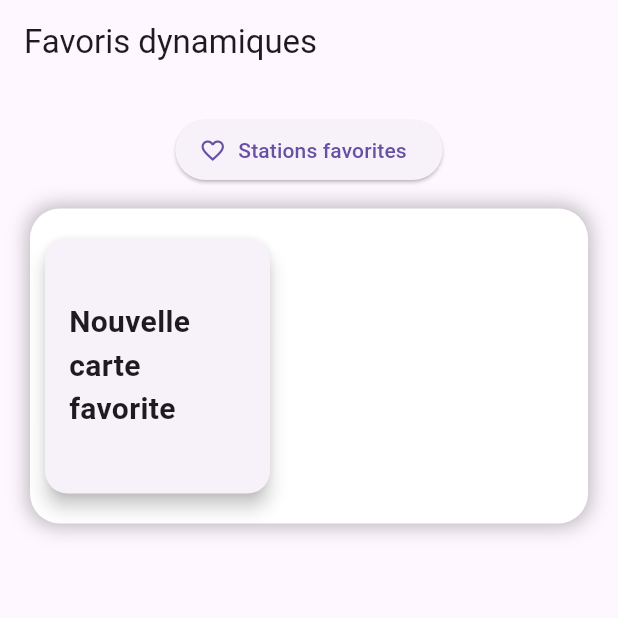
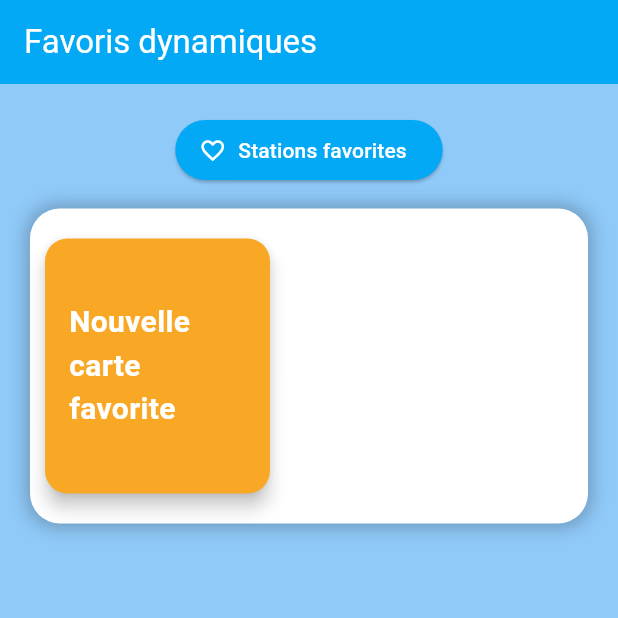
Before and after one commit to INVERATE/HubEau, a Flutter app: the screen it shows after launch, after a tap on "Stations favorites", on a phone screen of 412 x 824 dp, the top half of it. Run offline on Flutter 3.47's test engine with Material 3 defaults, Android fonts, the phone set to English and light mode, and no system bars; our stand-ins replace dio, fl_chart.

```diff
--- a/lib/main.dart
+++ b/lib/main.dart
@@ -11,6 +11,20 @@ class MyApp extends StatelessWidget {
   Widget build(BuildContext context) {
     return MaterialApp(
       title: 'Dynamic Favorite Cards',
+      theme: ThemeData(
+        primarySwatch: Colors.blue,
+        scaffoldBackgroundColor: Colors.blue[200], // fond doux bleu
+        appBarTheme: const AppBarTheme(
+          backgroundColor: Colors.lightBlue, // barre du haut bleue
+          foregroundColor: Colors.white,
+        ),
+        elevatedButtonTheme: ElevatedButtonThemeData(
+          style: ElevatedButton.styleFrom(
+            backgroundColor: Colors.lightBlue, // bouton bleu
+            foregroundColor: Colors.white,
+          ),
+        ),
+      ),
       home: FavoriteScreen(),
     );
   }
@@ -28,6 +42,9 @@ class _FavoriteScreenState extends State<FavoriteScreen> {
     setState(() {
       favoriteCards.add(
         Card(
+          color: Colors.yellow[800],
+          //color: Colors.yellowAccent[300],
+          //color: Colors.blue[200],
           elevation: 5,
           margin: const EdgeInsets.symmetric(vertical: 10),
           shape: RoundedRectangleBorder(borderRadius: BorderRadius.circular(15)),
@@ -38,7 +55,11 @@ class _FavoriteScreenState extends State<FavoriteScreen> {
             child: const Center(
               child: Text(
                 'Nouvelle carte favorite',
-                style: TextStyle(fontSize: 20, fontWeight: FontWeight.bold),
+                style: TextStyle(
+                  fontSize: 20,
+                  fontWeight: FontWeight.bold,
+                  color: Colors.white, // texte blanc pour contraste
+                ),
               ),
             ),
           ),
@@ -46,16 +67,18 @@ class _FavoriteScreenState extends State<FavoriteScreen> {
       );
     });
   }
+
   List<Widget> _buildSpacedCards() {
     List<Widget> spacedCards = [];
     for (int i = 0; i < favoriteCards.length; i++) {
       spacedCards.add(favoriteCards[i]);
-      if (i < favoriteCards.length ) {
-        spacedCards.add(const SizedBox(width: 10)); // espace entre les cartes
+      if (i < favoriteCards.length - 1) {
+        spacedCards.add(const SizedBox(width: 10)); // espace entre cartes
       }
     }
     return spacedCards;
   }
+
   @override
   Widget build(BuildContext context) {
     return Scaffold(
@@ -78,7 +101,7 @@ class _FavoriteScreenState extends State<FavoriteScreen> {
                 decoration: BoxDecoration(
                   color: Colors.white,
                   borderRadius: BorderRadius.circular(20),
-                    boxShadow: [
+                  boxShadow: const [
                     BoxShadow(
                       color: Colors.black26,
                       blurRadius: 10,
@@ -91,8 +114,7 @@ class _FavoriteScreenState extends State<FavoriteScreen> {
                   child: Row(
                     children: _buildSpacedCards(),
                   ),
-
-                )
+                ),
               )
             ],
           ),
@@ -100,5 +122,4 @@ class _FavoriteScreenState extends State<FavoriteScreen> {
       ),
     );
   }
-
 }
```
Lines whose indentation alone changed are shown as unchanged.
